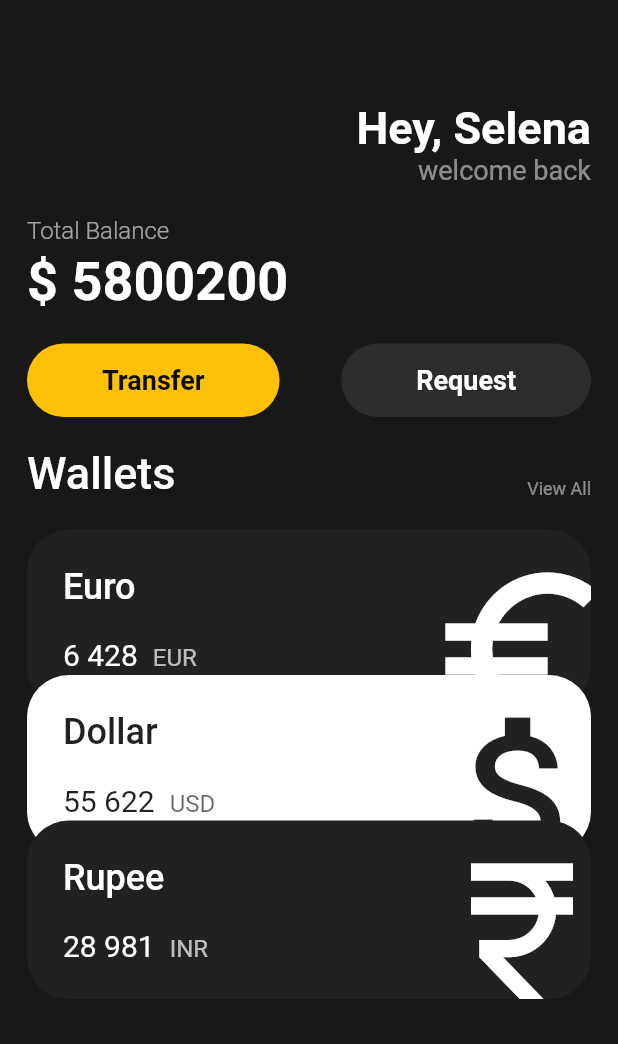
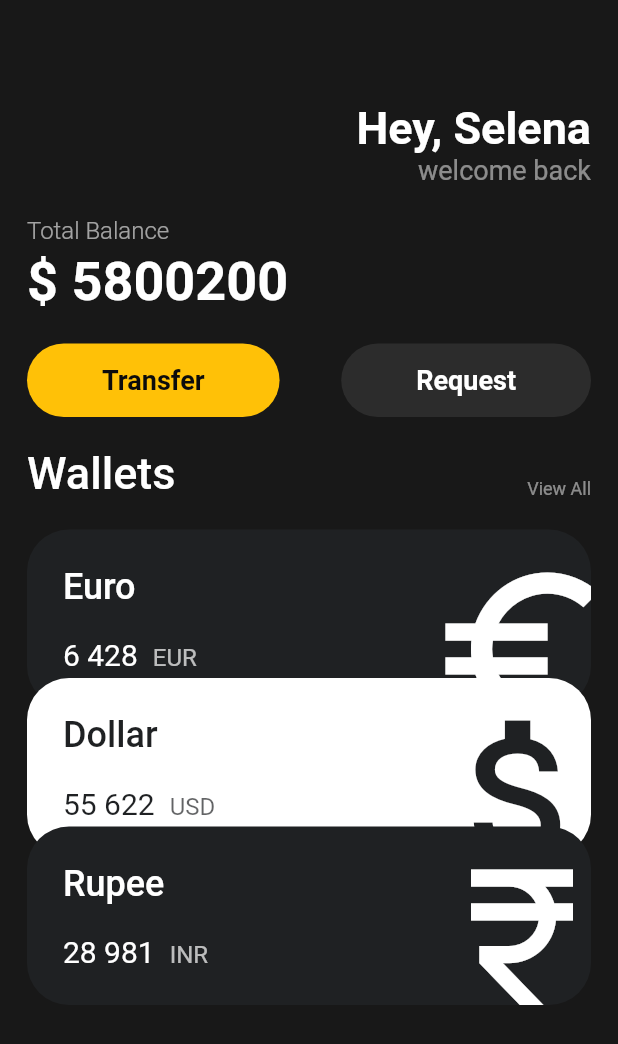
Before and after one commit to Ryusichan/study__flutter, a Flutter app: the screen it shows after launch, on a phone screen of 412 x 824 dp. Shown: the top 1044 px of the screen. Run offline on Flutter 3.47's test engine with Material 2 defaults, Android fonts, the phone set to English and light mode, and no system bars.

Commit message:
card 상태 변경

```diff
--- a/toonflix/lib/main.dart
+++ b/toonflix/lib/main.dart
@@ -133,26 +133,22 @@ class _MyAppState extends State<MyApp> {
                     currency: 'EUR',
                     isInvert: true,
                     icon: Icons.euro_symbol_sharp,
-                ),
-                Transform.translate(
-                  offset: const Offset(0, -22),
-                  child: const MainCard(
+                    cardNum: 0),
+                const MainCard(
                   title: 'Dollar',
                   value: '55 622',
                   currency: 'USD',
                   isInvert: false,
                   icon: Icons.attach_money_sharp,
+                  cardNum: 1,
                 ),
-                ),
-                Transform.translate(
-                  offset: const Offset(0, -44),
-                  child: const MainCard(
+                const MainCard(
                   title: 'Rupee',
                   value: '28 981',
                   currency: 'INR',
                   isInvert: true,
                   icon: Icons.currency_rupee_sharp,
-                  ),
+                  cardNum: 2,
                 ),
               ],
             ),
--- a/toonflix/lib/widget/main_card.dart
+++ b/toonflix/lib/widget/main_card.dart
@@ -6,21 +6,24 @@ class MainCard extends StatelessWidget {
   final String currency;
   final bool isInvert;
   final IconData icon;
+  final int cardNum;
   final _whiteColor = const Color(0xFFFFFFFF);
   final _blackColor = const Color(0xFF1f2123);
 
-  const MainCard({
-    super.key,
+  const MainCard(
+      {super.key,
       required this.title,
       required this.value,
       required this.currency,
       required this.isInvert,
       required this.icon,
-  });
+      required this.cardNum});
 
   @override
   Widget build(BuildContext context) {
-    return Container(
+    return Transform.translate(
+      offset: Offset(0, (cardNum * -20)),
+      child: Container(
         clipBehavior: Clip.hardEdge,
         decoration: BoxDecoration(
           color: isInvert ? _blackColor : _whiteColor,
@@ -87,6 +90,7 @@ class MainCard extends StatelessWidget {
             ],
           ),
         ),
+      ),
     );
   }
 }
```
Lines whose indentation alone changed are shown as unchanged.
